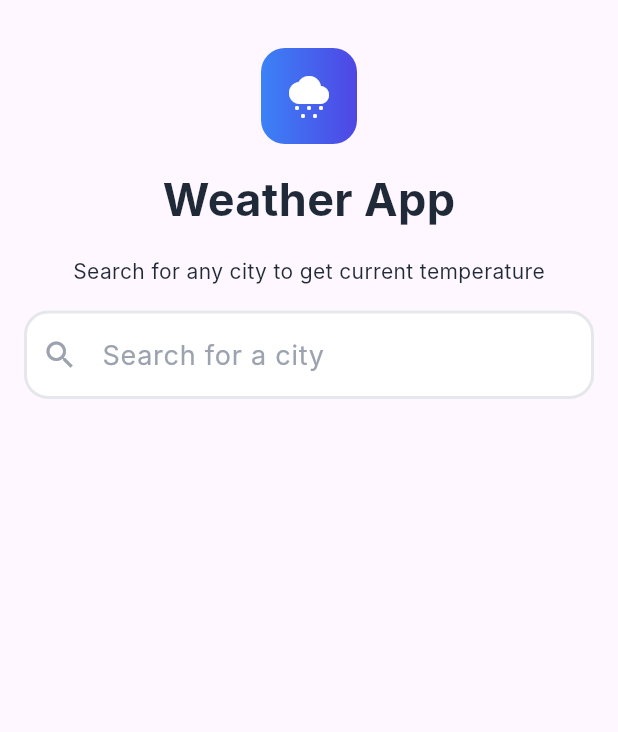
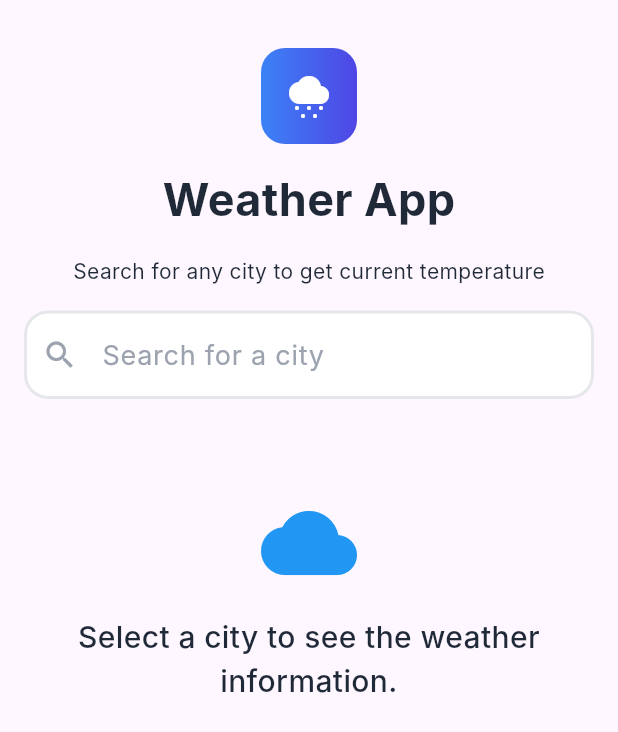
Before and after one commit to dan99dm/weather_app, a Flutter app: the screen it shows after launch, on a phone screen of 412 x 824 dp. Shown: the top 732 px of the screen. Run offline on Flutter 3.47's test engine with Material 3 defaults, Android fonts, the phone set to English and light mode, and no system bars; our stand-ins replace dio, easy_debounce, flutter_bloc, flutter_dotenv, flutter_svg, get_it and 2 more; Roboto replaces fonts that are missing (Inter).

Commit message:
weather feature

```diff
--- a/lib/app.dart
+++ b/lib/app.dart
@@ -1,5 +1,5 @@
 import 'package:flutter/material.dart';
-import 'package:weather_app/features/weather/presentation/ui/weather.dart';
+import 'package:weather_app/screens/city_weather/city_weather.dart';
 
 class MyApp extends StatelessWidget {
   const MyApp({super.key});
@@ -9,7 +9,7 @@ class MyApp extends StatelessWidget {
     return MaterialApp(
       debugShowCheckedModeBanner: false,
       themeMode: ThemeMode.light,
-      home: WeatherScreen(),
+      home: CityWeatherScreen(),
     );
   }
 }
--- a/lib/config/env.dart
+++ b/lib/config/env.dart
@@ -2,4 +2,5 @@ import 'package:flutter_dotenv/flutter_dotenv.dart';
 
 class Env {
   static final amadeusApiKey = dotenv.get("AMADEUS_API_KEY");
+  static final openWeatherApiKey = dotenv.get("OPEN_WEATHER_API_KEY");
 }
--- a/lib/config/text_styles.dart
+++ b/lib/config/text_styles.dart
@@ -13,6 +13,11 @@ class BrandTextStyle {
     fontWeight: FontWeight.w700,
   );
 
+  static final s20w500 = _default.copyWith(
+    fontSize: 20,
+    fontWeight: FontWeight.w500,
+  );
+
   static final s18w400 = _default.copyWith(
     fontSize: 18,
     fontWeight: FontWeight.w400,
--- a/lib/features/cities/data/mappers.dart
+++ b/lib/features/cities/data/mappers.dart
@@ -6,6 +6,8 @@ extension CityDTOMapper on CityDTO {
     return CityEntity(
       name: name,
       countryCode: address.countryCode,
+      latitude: geoCode.latitude,
+      longitude: geoCode.longitude,
     );
   }
 }
--- a/lib/features/cities/domain/entity/city_entity.dart
+++ b/lib/features/cities/domain/entity/city_entity.dart
@@ -1,9 +1,13 @@
 class CityEntity {
   final String name;
   final String countryCode;
+  final double latitude;
+  final double longitude;
 
   CityEntity({
     required this.name,
     required this.countryCode,
+    required this.latitude,
+    required this.longitude,
   });
 }
--- a/lib/features/cities/presentation/ui/cities_search.dart
+++ b/lib/features/cities/presentation/ui/cities_search.dart
@@ -7,15 +7,13 @@ import 'package:weather_app/features/cities/presentation/cities_search_view_mode
 import 'package:weather_app/features/cities/presentation/cities_search_state.dart';
 import 'package:weather_app/features/cities/presentation/ui/city_search_bottom_sheet.dart';
 
-class CityPickerField extends StatelessWidget {
+class CityPickerWidget extends StatelessWidget {
   final ValueChanged<CityEntity>? onSelected;
   final CityEntity? initialCity;
-  final String hintText;
 
-  const CityPickerField({
+  const CityPickerWidget({
     this.onSelected,
     this.initialCity,
-    this.hintText = 'Search for a city',
     super.key,
   });
 
--- /dev/null
+++ b/lib/features/weather_checker/data/mappers.dart
@@ -0,0 +1,13 @@
+import 'package:weather_app/features/weather_checker/data/dto/weather_dto.dart';
+import 'package:weather_app/features/weather_checker/domain/entity/weather_entity.dart';
+
+extension WeatherDTOMapper on WeatherResponseDto {
+  WeatherEntity toEntity() {
+    return WeatherEntity(
+      temperature: main.temp,
+      feelsLike: main.feelsLike,
+      description: weather.firstOrNull?.main,
+      iconCode: weather.firstOrNull?.icon,
+    );
+  }
+}
--- /dev/null
+++ b/lib/features/weather_checker/domain/entity/weather_entity.dart
@@ -0,0 +1,13 @@
+class WeatherEntity {
+  final double temperature;
+  final String? description;
+  final String? iconCode;
+  final double feelsLike;
+
+  WeatherEntity({
+    required this.temperature,
+    required this.description,
+    required this.iconCode,
+    required this.feelsLike,
+  });
+}
--- /dev/null
+++ b/lib/features/weather_checker/domain/use_case.dart
@@ -0,0 +1,23 @@
+import 'package:injectable/injectable.dart';
+import 'package:weather_app/core/result.dart';
+import 'package:weather_app/features/weather_checker/domain/entity/weather_entity.dart';
+import 'package:weather_app/features/weather_checker/domain/weather_repository.dart';
+
+@injectable
+class WeatherUseCase {
+  final WeatherRepository _repository;
+
+  WeatherUseCase({
+    required WeatherRepository repository,
+  }) : _repository = repository;
+
+  Future<Result<WeatherEntity>> getWeather({
+    required double lat,
+    required double lon,
+  }) {
+    return _repository.getWeather(
+      lat: lat,
+      lon: lon,
+    );
+  }
+}
--- /dev/null
+++ b/lib/features/weather_checker/presentation/ui/weather.dart
@@ -0,0 +1,87 @@
+import 'package:flutter/material.dart';
+import 'package:flutter_bloc/flutter_bloc.dart';
+import 'package:weather_app/config/text_styles.dart';
+import 'package:weather_app/features/weather_checker/presentation/ui/open_weather_icon.dart';
+import 'package:weather_app/features/weather_checker/presentation/weather_checker_state.dart';
+import 'package:weather_app/features/weather_checker/presentation/weather_checker_view_model.dart';
+
+class WeatherWidget extends StatelessWidget {
+  const WeatherWidget({super.key});
+
+  @override
+  Widget build(BuildContext context) {
+    final state = context.watch<WeatherCheckerViewModel>().state;
+    switch (state) {
+      case WeatherCheckerLoadingState():
+        return _Content(
+          icon: CircularProgressIndicator(),
+          title: 'Loading weather data...',
+        );
+      case WeatherCheckerLoadedState():
+        return _Content(
+          icon: OpenWeatherIcon(
+            iconCode: state.weather.iconCode,
+          ),
+          title: '${state.weather.temperature}°C, ${state.weather.description}',
+          subtitle: 'Feels like ${state.weather.feelsLike}°C',
+        );
+
+      case WeatherCheckerNetworkErrorState():
+        return _Content(
+          icon: Icon(Icons.wifi_off, size: 64, color: Colors.grey),
+          title: 'Network error. Please check your internet connection.',
+        );
+      case WeatherCheckerBadRequestErrorState():
+        return _Content(
+          icon: Icon(Icons.warning, size: 64, color: Colors.orange),
+          title: 'Bad request. Please try again later.',
+        );
+      case WeatherCheckerUnknownErrorState():
+        return _Content(
+          icon: Icon(Icons.error, size: 64, color: Colors.red),
+          title: 'An unknown error occurred. Please try again.',
+        );
+      case WeatherCheckerInitialState():
+        return _Content(
+          icon: Icon(Icons.cloud, size: 64, color: Colors.blue),
+          title: 'Select a city to see the weather information.',
+        );
+    }
+  }
+}
+
+class _Content extends StatelessWidget {
+  final String title;
+  final String? subtitle;
+  final Widget icon;
+
+  const _Content({
+    required this.icon,
+    required this.title,
+    this.subtitle,
+    super.key,
+  });
+
+  @override
+  Widget build(BuildContext context) {
+    return Column(
+      mainAxisSize: MainAxisSize.min,
+      children: [
+        icon,
+        const SizedBox(height: 16),
+        Text(
+          title,
+          style: BrandTextStyle.s20w500,
+          textAlign: TextAlign.center,
+        ),
+        const SizedBox(height: 16),
+        if (subtitle case final String description)
+          Text(
+            description,
+            style: BrandTextStyle.s14w400,
+            textAlign: TextAlign.center,
+          ),
+      ],
+    );
+  }
+}
--- /dev/null
+++ b/lib/features/weather_checker/presentation/weather_checker_state.dart
@@ -0,0 +1,33 @@
+import 'package:weather_app/features/weather_checker/domain/entity/weather_entity.dart';
+
+sealed class WeatherCheckerState {
+  WeatherCheckerState();
+}
+
+class WeatherCheckerInitialState extends WeatherCheckerState {
+  WeatherCheckerInitialState();
+}
+
+class WeatherCheckerLoadingState extends WeatherCheckerState {
+  WeatherCheckerLoadingState();
+}
+
+class WeatherCheckerLoadedState extends WeatherCheckerState {
+  final WeatherEntity weather;
+
+  WeatherCheckerLoadedState({
+    required this.weather,
+  });
+}
+
+class WeatherCheckerNetworkErrorState extends WeatherCheckerState {
+  WeatherCheckerNetworkErrorState();
+}
+
+class WeatherCheckerBadRequestErrorState extends WeatherCheckerState {
+  WeatherCheckerBadRequestErrorState();
+}
+
+class WeatherCheckerUnknownErrorState extends WeatherCheckerState {
+  WeatherCheckerUnknownErrorState();
+}
--- /dev/null
+++ b/lib/features/weather_checker/presentation/weather_checker_view_model.dart
@@ -0,0 +1,43 @@
+import 'package:flutter_bloc/flutter_bloc.dart';
+import 'package:uuid/uuid.dart';
+import 'package:weather_app/core/failure.dart';
+import 'package:weather_app/core/network/api_response.dart';
+import 'package:weather_app/core/result.dart';
+import 'package:weather_app/features/weather_checker/domain/use_case.dart';
+import 'package:weather_app/features/weather_checker/presentation/weather_checker_state.dart';
+
+class WeatherCheckerViewModel extends Cubit<WeatherCheckerState> {
+  final WeatherUseCase _useCase;
+  String _invalidationKey = '';
+
+  WeatherCheckerViewModel({required WeatherUseCase useCase})
+      : _useCase = useCase,
+        super(WeatherCheckerInitialState());
+
+  Future<void> getLatLonWeather({
+    required double lat,
+    required double lon,
+  }) async {
+    final currentKey = Uuid().v4();
+    _invalidationKey = currentKey;
+    emit(WeatherCheckerLoadingState());
+    final weatherResult = await _useCase.getWeather(
+      lat: lat,
+      lon: lon,
+    );
+    if (isClosed || currentKey != _invalidationKey) {
+      // If the state is closed or newer request has been made, do nothing
+      return;
+    }
+    switch (weatherResult) {
+      case Ok(value: final weather):
+        emit(WeatherCheckerLoadedState(weather: weather));
+      case Err(failure: ApiFailure(errorType: ApiResponseErrorType.network)):
+        emit(WeatherCheckerNetworkErrorState());
+      case Err(failure: ApiFailure(errorType: ApiResponseErrorType.badRequest)):
+        emit(WeatherCheckerBadRequestErrorState());
+      case Err():
+        emit(WeatherCheckerUnknownErrorState());
+    }
+  }
+}
--- a/lib/features/weather/presentation/ui/weather.dart
+++ b/lib/screens/city_weather/city_weather.dart
@@ -3,21 +3,32 @@ import 'package:flutter_bloc/flutter_bloc.dart';
 import 'package:weather_app/config/inject_config.dart';
 import 'package:weather_app/config/text_styles.dart';
 import 'package:weather_app/features/cities/presentation/cities_search_view_model.dart';
-import 'package:weather_app/features/weather/presentation/ui/components/app_icon.dart';
 import 'package:weather_app/features/cities/presentation/ui/cities_search.dart';
+import 'package:weather_app/features/weather_checker/presentation/ui/weather.dart';
+import 'package:weather_app/features/weather_checker/presentation/weather_checker_view_model.dart';
+import 'package:weather_app/screens/city_weather/components/app_icon.dart';
 
-class WeatherScreen extends StatelessWidget {
-  const WeatherScreen({super.key});
+class CityWeatherScreen extends StatelessWidget {
+  const CityWeatherScreen({super.key});
 
   @override
   Widget build(BuildContext context) {
-    return BlocProvider(
-      create: (context) => CitiesSearchViewModel(
-        useCase: getIt.get(),
-      ),
+    return MultiBlocProvider(
+      providers: [
+        BlocProvider(
+          create: (context) => CitiesSearchViewModel(
+            useCase: getIt.get(),
+          ),
+        ),
+        BlocProvider(
+          create: (context) => WeatherCheckerViewModel(
+            useCase: getIt.get(),
+          ),
+        ),
+      ],
       child: Scaffold(
         body: SafeArea(
-          child: Padding(
+          child: SingleChildScrollView(
             padding: const EdgeInsets.symmetric(horizontal: 16),
             child: Column(
               crossAxisAlignment: CrossAxisAlignment.center,
@@ -36,7 +47,9 @@ class WeatherScreen extends StatelessWidget {
                   style: BrandTextStyle.s14w400,
                 ),
                 SizedBox(height: 16),
-                CityPickerField(),
+                CityPickerWidget(),
+                SizedBox(height: 64),
+                WeatherWidget(),
               ],
             ),
           ),
```
Also changed, not shown: lib/features/cities/data/dto/city_dto.dart (+18 -0 lines), lib/features/weather_checker/data/datasources/weather_api.dart (added, +32 -0 lines), lib/features/weather_checker/data/dto/weather_dto.dart (added, +67 -0 lines), lib/features/weather_checker/data/weather_data_repository.dart (added, +29 -0 lines), lib/features/weather_checker/domain/weather_repository.dart (added, +9 -0 lines), lib/features/weather_checker/presentation/ui/open_weather_icon.dart (added, +35 -0 lines), lib/config/inject_config.config.dart, lib/features/cities/data/dto/city_dto.g.dart, lib/features/weather_checker/data/dto/weather_dto.g.dart (added), lib/screens/city_weather/components/app_icon.dart (renamed from lib/features/weather/presentation/ui/components/app_icon.dart).
